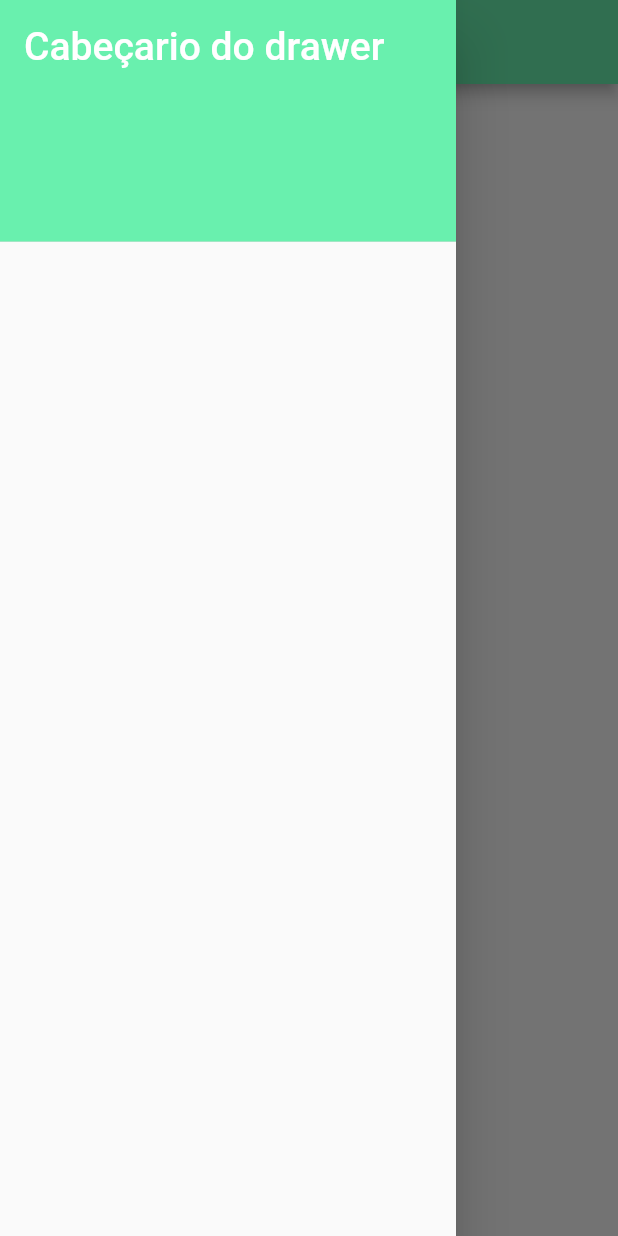
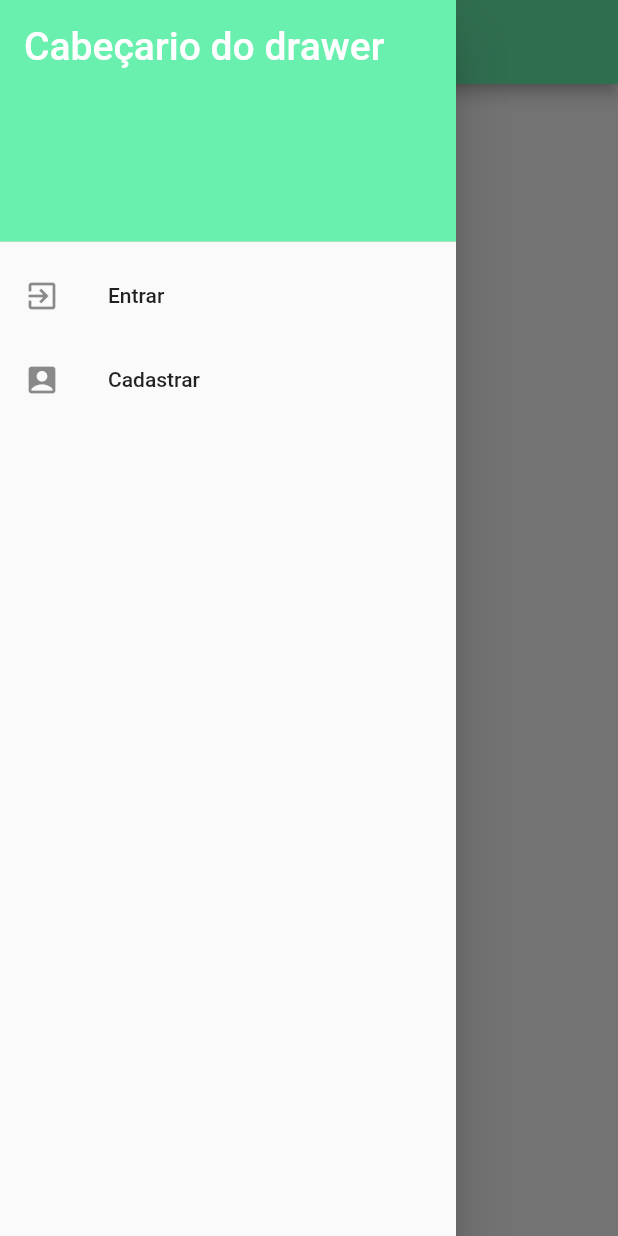
Before and after one commit to enzodanjour/Clear_Corretora_Rebuild, a Flutter app: the screen it shows after launch, with the side drawer open, on a phone screen of 412 x 824 dp. Run offline on Flutter 3.47's test engine with Material 2 defaults, Android fonts, the phone set to English and light mode, and no system bars.

Commit message:
Add Named Routes

```diff
--- a/lib/main.dart
+++ b/lib/main.dart
@@ -1,4 +1,5 @@
 import 'package:crud_firebase_flutter/pages/home_page.dart';
+import 'package:crud_firebase_flutter/pages/register_page.dart';
 import 'package:flutter/material.dart';
 
 void main() {
@@ -15,7 +16,11 @@ class AppNormal extends StatelessWidget {
       theme: ThemeData(
         primaryColor: Colors.greenAccent,
       ),
-      home: HomePage(),
+      initialRoute: '/',
+      routes: {
+        '/': (context) => HomePage(),
+        '/cadastrar': (context) =>RegisterPage()
+      },
     );
   }
 }
--- a/lib/pages/home_page.dart
+++ b/lib/pages/home_page.dart
@@ -1,3 +1,4 @@
+import 'package:crud_firebase_flutter/pages/login_page.dart';
 import 'package:flutter/material.dart';
 
 class HomePage extends StatefulWidget {
@@ -29,6 +30,25 @@ class _HomePageState extends State<HomePage> {
                  fontSize: 26.0
                ),
              ),
+           ),
+           ListTile(
+             leading: Icon(Icons.exit_to_app),
+             title: Text('Entrar'),
+             onTap: (){
+              Navigator.pop(context);
+              Navigator.push(
+                context,
+                MaterialPageRoute(builder: (context) => LoginPage())
+              );
+             }
+           ),
+           ListTile(
+             leading: Icon(Icons.account_box),
+             title: Text('Cadastrar'),
+             onTap: () {
+               Navigator.pop(context);
+               Navigator.pushNamed(context, '/cadastrar');
+             },
            )
           ],
         ),
```
Also changed, not shown: lib/pages/login_page.dart (+17 -0 lines), lib/pages/register_page.dart (+17 -0 lines).
